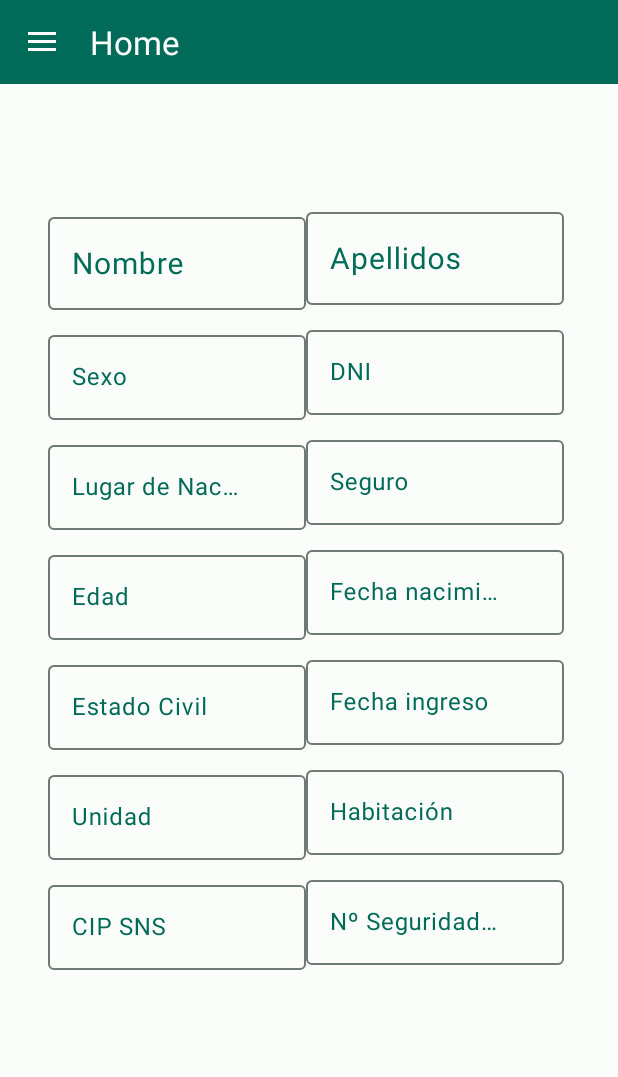
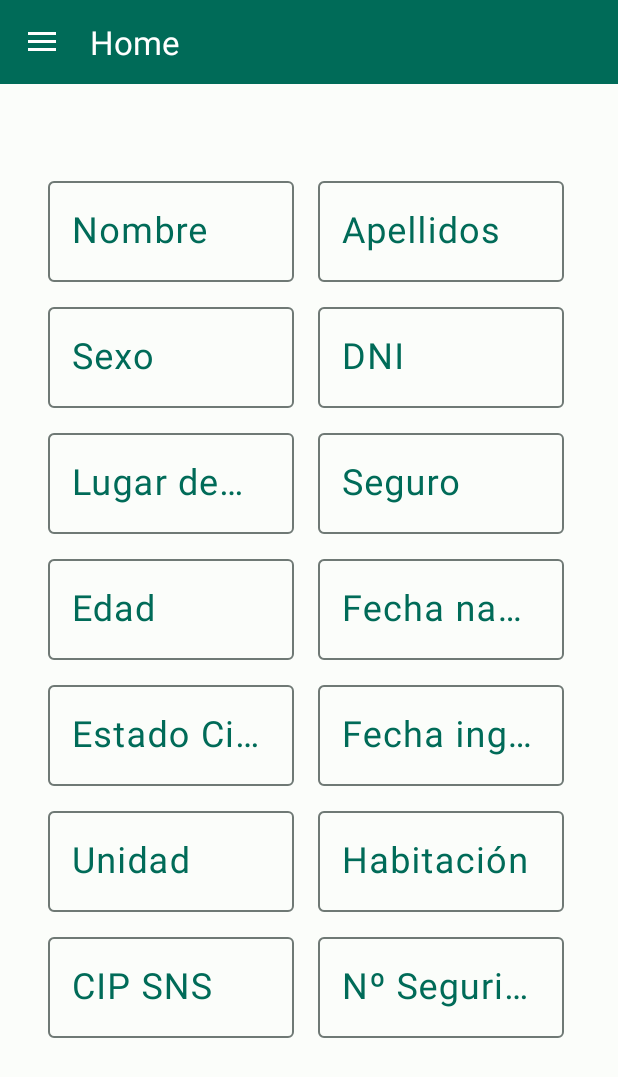
Before and after one commit to irecalfer/DiverseConnecta, an Android app: the fragment GeneralPacientesFragment placed in its activity, on a phone screen of 412 x 824 dp. Shown: the top 1077 px of the screen. Run offline under Robolectric (Android 15) with nearby library versions, the phone set to English and light mode, and no system bars; our stand-ins replace Volley; network calls fail; pictures from the network do not load.

Commit message:
Modificada distribución del layout de datos personales del paciente

```diff
--- a/app/src/main/res/layout/fragment_general_pacientes.xml
+++ b/app/src/main/res/layout/fragment_general_pacientes.xml
@@ -1,12 +1,12 @@
 <?xml version="1.0" encoding="utf-8"?>
-<androidx.constraintlayout.widget.ConstraintLayout
-    xmlns:android="http://schemas.android.com/apk/res/android"
+<androidx.constraintlayout.widget.ConstraintLayout xmlns:android="http://schemas.android.com/apk/res/android"
     xmlns:app="http://schemas.android.com/apk/res-auto"
     xmlns:tools="http://schemas.android.com/tools"
     android:id="@+id/frameLayout5"
     android:layout_width="match_parent"
     android:layout_height="match_parent"
     tools:context=".View.Home.Fragments.Pacientes.GeneralPacientesFragment">
+
     <androidx.constraintlayout.widget.Guideline
         android:id="@+id/guidelineVertIzq"
         android:layout_width="wrap_content"
@@ -39,11 +39,11 @@ app:layout_constraintGuide_end="32dp" />
         android:id="@+id/fotoPacienteDetalle"
         android:layout_width="0dp"
         android:layout_height="wrap_content"
-        android:layout_marginTop="32dp"
+        android:layout_marginTop="8dp"
         android:adjustViewBounds="true"
         android:contentDescription="@string/content_description_foto_paciente_detalle"
-        android:maxWidth="300dp"
-        android:maxHeight="300dp"
+        android:maxWidth="400dp"
+        android:maxHeight="400dp"
         android:scaleType="fitCenter"
         app:layout_constraintEnd_toStartOf="@+id/guidelineVertDer"
         app:layout_constraintStart_toEndOf="@+id/guidelineVertIzq"
@@ -62,8 +62,7 @@ app:layout_constraintGuide_end="32dp" />
         app:layout_constraintBottom_toTopOf="@id/guidelineHorBot"
         app:layout_constraintEnd_toStartOf="@id/guidelineVertDer"
         app:layout_constraintStart_toEndOf="@id/guidelineVertIzq"
-        app:layout_constraintTop_toBottomOf="@id/fotoPacienteDetalle"
-        >
+        app:layout_constraintTop_toBottomOf="@id/fotoPacienteDetalle">
 
         <androidx.constraintlayout.widget.ConstraintLayout
             android:layout_width="match_parent"
@@ -74,18 +73,18 @@ app:layout_constraintGuide_end="32dp" />
                 android:layout_width="wrap_content"
                 android:layout_height="wrap_content"
                 android:orientation="vertical"
-                app:layout_constraintGuide_percent="0.50"/>
+                app:layout_constraintGuide_percent="0.50" />
 
             <com.google.android.material.textfield.TextInputLayout
                 android:id="@+id/labelNombrePaciente"
                 android:layout_width="0dp"
                 android:layout_height="wrap_content"
                 android:layout_marginTop="8dp"
+                android:layout_marginEnd="8dp"
                 android:autoSizeMaxTextSize="100sp"
                 android:autoSizeMinTextSize="12sp"
                 android:hint="@string/nombrePacienteLabel"
                 android:textColorHint="@color/md_theme_light_surfaceTint"
-                app:autoSizeTextType="uniform"
                 app:hintTextAppearance="@style/TextLabel"
                 app:layout_constraintEnd_toStartOf="@id/guiaCentro"
                 app:layout_constraintStart_toStartOf="parent"
@@ -98,19 +97,18 @@ app:layout_constraintGuide_end="32dp" />
                     android:enabled="false"
                     android:imeOptions="actionNext"
                     android:textColor="@color/md_theme_black"
-                    android:textColorHint="@color/md_theme_black"
-                    android:textSize="20sp"
-                    app:autoSizeTextType="uniform" />
+                    android:textSize="24sp" />
             </com.google.android.material.textfield.TextInputLayout>
 
             <com.google.android.material.textfield.TextInputLayout
                 android:id="@+id/labelApellidosPaciente"
                 android:layout_width="0dp"
                 android:layout_height="wrap_content"
+                android:layout_marginStart="8dp"
                 android:layout_marginTop="8dp"
                 android:hint="@string/apellidoPacienteLabel"
                 android:textColorHint="@color/md_theme_light_surfaceTint"
-                app:hintTextAppearance="@style/TextLabelPacientes"
+                app:hintTextAppearance="@style/TextLabel"
                 app:layout_constraintEnd_toEndOf="parent"
                 app:layout_constraintStart_toEndOf="@id/guiaCentro"
                 app:layout_constraintTop_toTopOf="parent">
@@ -122,8 +120,7 @@ app:layout_constraintGuide_end="32dp" />
                     android:enabled="false"
                     android:imeOptions="actionNext"
                     android:textColor="@color/md_theme_black"
-                    android:textColorHint="@color/md_theme_black"
-                    android:textSize="20sp"
+                    android:textSize="24sp"
                     app:autoSizeTextType="uniform" />
             </com.google.android.material.textfield.TextInputLayout>
 
@@ -132,8 +129,7 @@ app:layout_constraintGuide_end="32dp" />
                 android:layout_width="0dp"
                 android:layout_height="wrap_content"
                 android:layout_marginTop="8dp"
-                android:autoSizeMaxTextSize="100sp"
-                android:autoSizeMinTextSize="12sp"
+                android:layout_marginEnd="8dp"
                 android:hint="@string/sexoPacienteLabel"
                 android:textColorHint="@color/md_theme_light_surfaceTint"
                 app:autoSizeTextType="uniform"
@@ -149,16 +145,16 @@ app:layout_constraintGuide_end="32dp" />
                     android:enabled="false"
                     android:imeOptions="actionNext"
                     android:textColor="@color/md_theme_black"
-                    android:textColorHint="@color/md_theme_black" />
+                    android:textSize="24sp"
+                    app:autoSizeTextType="uniform" />
             </com.google.android.material.textfield.TextInputLayout>
 
             <com.google.android.material.textfield.TextInputLayout
                 android:id="@+id/labelDNIPaciente"
                 android:layout_width="0dp"
                 android:layout_height="wrap_content"
+                android:layout_marginStart="8dp"
                 android:layout_marginTop="8dp"
-                android:autoSizeMaxTextSize="100sp"
-                android:autoSizeMinTextSize="12sp"
                 android:hint="@string/dniPacienteLabel"
                 android:textColorHint="@color/md_theme_light_surfaceTint"
                 app:autoSizeTextType="uniform"
@@ -174,7 +170,8 @@ app:layout_constraintGuide_end="32dp" />
                     android:enabled="false"
                     android:imeOptions="actionNext"
                     android:textColor="@color/md_theme_black"
-                    android:textColorHint="@color/md_theme_black" />
+                    android:textSize="24sp"
+                    app:autoSizeTextType="uniform" />
             </com.google.android.material.textfield.TextInputLayout>
 
             <com.google.android.material.textfield.TextInputLayout
@@ -182,8 +179,7 @@ app:layout_constraintGuide_end="32dp" />
                 android:layout_width="0dp"
                 android:layout_height="wrap_content"
                 android:layout_marginTop="8dp"
-                android:autoSizeMaxTextSize="100sp"
-                android:autoSizeMinTextSize="12sp"
+                android:layout_marginEnd="8dp"
                 android:hint="@string/lugarNacimientoPacienteLabel"
                 android:textColorHint="@color/md_theme_light_surfaceTint"
                 app:autoSizeTextType="uniform"
@@ -199,16 +195,16 @@ app:layout_constraintGuide_end="32dp" />
                     android:enabled="false"
                     android:imeOptions="actionNext"
                     android:textColor="@color/md_theme_black"
-                    android:textColorHint="@color/md_theme_black" />
+                    android:textSize="24sp"
+                    app:autoSizeTextType="uniform" />
             </com.google.android.material.textfield.TextInputLayout>
 
             <com.google.android.material.textfield.TextInputLayout
                 android:id="@+id/labelSeguroPaciente"
                 android:layout_width="0dp"
                 android:layout_height="wrap_content"
+                android:layout_marginStart="8dp"
                 android:layout_marginTop="8dp"
-                android:autoSizeMaxTextSize="100sp"
-                android:autoSizeMinTextSize="12sp"
                 android:hint="@string/seguroPacienteLabel"
                 android:textColorHint="@color/md_theme_light_surfaceTint"
                 app:autoSizeTextType="uniform"
@@ -224,7 +220,8 @@ app:layout_constraintGuide_end="32dp" />
                     android:enabled="false"
                     android:imeOptions="actionNext"
                     android:textColor="@color/md_theme_black"
-                    android:textColorHint="@color/md_theme_black" />
+                    android:textSize="24sp"
+                    app:autoSizeTextType="uniform" />
             </com.google.android.material.textfield.TextInputLayout>
 
             <com.google.android.material.textfield.TextInputLayout
@@ -232,8 +229,7 @@ app:layout_constraintGuide_end="32dp" />
                 android:layout_width="0dp"
                 android:layout_height="wrap_content"
                 android:layout_marginTop="8dp"
-                android:autoSizeMaxTextSize="100sp"
-                android:autoSizeMinTextSize="12sp"
+                android:layout_marginEnd="8dp"
                 android:hint="@string/edadPacienteLabel"
                 android:textColorHint="@color/md_theme_light_surfaceTint"
                 app:autoSizeTextType="uniform"
@@ -249,16 +245,16 @@ app:layout_constraintGuide_end="32dp" />
                     android:enabled="false"
                     android:imeOptions="actionNext"
                     android:textColor="@color/md_theme_black"
-                    android:textColorHint="@color/md_theme_black" />
+                    android:textSize="24sp"
+                    app:autoSizeTextType="uniform" />
             </com.google.android.material.textfield.TextInputLayout>
 
             <com.google.android.material.textfield.TextInputLayout
                 android:id="@+id/labelFechaNacimientoPaciente"
                 android:layout_width="0dp"
                 android:layout_height="wrap_content"
+                android:layout_marginStart="8dp"
                 android:layout_marginTop="8dp"
-                android:autoSizeMaxTextSize="100sp"
-                android:autoSizeMinTextSize="12sp"
                 android:hint="@string/FechaNacimientoPacienteLabel"
                 android:textColorHint="@color/md_theme_light_surfaceTint"
                 app:autoSizeTextType="uniform"
@@ -274,7 +270,8 @@ app:layout_constraintGuide_end="32dp" />
                     android:enabled="false"
                     android:imeOptions="actionNext"
                     android:textColor="@color/md_theme_black"
-                    android:textColorHint="@color/md_theme_black" />
+                    android:textSize="24sp"
+                    app:autoSizeTextType="uniform" />
             </com.google.android.material.textfield.TextInputLayout>
 
             <com.google.android.material.textfield.TextInputLayout
@@ -282,8 +279,7 @@ app:layout_constraintGuide_end="32dp" />
                 android:layout_width="0dp"
                 android:layout_height="wrap_content"
                 android:layout_marginTop="8dp"
-                android:autoSizeMaxTextSize="100sp"
-                android:autoSizeMinTextSize="12sp"
+                android:layout_marginEnd="8dp"
                 android:hint="@string/estadoCivilPacienteLabel"
                 android:textColorHint="@color/md_theme_light_surfaceTint"
                 app:autoSizeTextType="uniform"
@@ -299,16 +295,16 @@ app:layout_constraintGuide_end="32dp" />
                     android:enabled="false"
                     android:imeOptions="actionNext"
                     android:textColor="@color/md_theme_black"
-                    android:textColorHint="@color/md_theme_black" />
+                    android:textSize="24sp"
+                    app:autoSizeTextType="uniform" />
             </com.google.android.material.textfield.TextInputLayout>
 
             <com.google.android.material.textfield.TextInputLayout
                 android:id="@+id/labelFechaIngresoPaciente"
                 android:layout_width="0dp"
                 android:layout_height="wrap_content"
+                android:layout_marginStart="8dp"
                 android:layout_marginTop="8dp"
-                android:autoSizeMaxTextSize="100sp"
-                android:autoSizeMinTextSize="12sp"
                 android:hint="@string/FechaIngresoPacienteLabel"
                 android:textColorHint="@color/md_theme_light_surfaceTint"
                 app:autoSizeTextType="uniform"
@@ -324,7 +320,8 @@ app:layout_constraintGuide_end="32dp" />
                     android:enabled="false"
                     android:imeOptions="actionNext"
                     android:textColor="@color/md_theme_black"
-                    android:textColorHint="@color/md_theme_black" />
+                    android:textSize="24sp"
+                    app:autoSizeTextType="uniform" />
             </com.google.android.material.textfield.TextInputLayout>
 
             <com.google.android.material.textfield.TextInputLayout
@@ -332,8 +329,7 @@ app:layout_constraintGuide_end="32dp" />
                 android:layout_width="0dp"
                 android:layout_height="wrap_content"
                 android:layout_marginTop="8dp"
-                android:autoSizeMaxTextSize="100sp"
-                android:autoSizeMinTextSize="12sp"
+                android:layout_marginEnd="8dp"
                 android:hint="@string/unidadPacienteLabel"
                 android:textColorHint="@color/md_theme_light_surfaceTint"
                 app:autoSizeTextType="uniform"
@@ -349,16 +345,16 @@ app:layout_constraintGuide_end="32dp" />
                     android:enabled="false"
                     android:imeOptions="actionNext"
                     android:textColor="@color/md_theme_black"
-                    android:textColorHint="@color/md_theme_black" />
+                    android:textSize="24sp"
+                    app:autoSizeTextType="uniform" />
             </com.google.android.material.textfield.TextInputLayout>
 
             <com.google.android.material.textfield.TextInputLayout
                 android:id="@+id/labelHabitacionPaciente"
                 android:layout_width="0dp"
                 android:layout_height="wrap_content"
+                android:layout_marginStart="8dp"
                 android:layout_marginTop="8dp"
-                android:autoSizeMaxTextSize="100sp"
-                android:autoSizeMinTextSize="12sp"
                 android:hint="@string/habitacionPacienteLabel"
                 android:textColorHint="@color/md_theme_light_surfaceTint"
                 app:autoSizeTextType="uniform"
@@ -374,7 +370,8 @@ app:layout_constraintGuide_end="32dp" />
                     android:enabled="false"
                     android:imeOptions="actionNext"
                     android:textColor="@color/md_theme_black"
-                    android:textColorHint="@color/md_theme_black" />
+                    android:textSize="24sp"
+                    app:autoSizeTextType="uniform" />
             </com.google.android.material.textfield.TextInputLayout>
 
             <com.google.android.material.textfield.TextInputLayout
@@ -382,8 +379,7 @@ app:layout_constraintGuide_end="32dp" />
                 android:layout_width="0dp"
                 android:layout_height="wrap_content"
                 android:layout_marginTop="8dp"
-                android:autoSizeMaxTextSize="100sp"
-                android:autoSizeMinTextSize="12sp"
+                android:layout_marginEnd="8dp"
                 android:hint="@string/cipSnsPacienteLabel"
                 android:textColorHint="@color/md_theme_light_surfaceTint"
                 app:autoSizeTextType="uniform"
@@ -399,23 +395,23 @@ app:layout_constraintGuide_end="32dp" />
                     android:enabled="false"
                     android:imeOptions="actionNext"
                     android:textColor="@color/md_theme_black"
-                    android:textColorHint="@color/md_theme_black" />
+                    android:textSize="24sp"
+                    app:autoSizeTextType="uniform" />
             </com.google.android.material.textfield.TextInputLayout>
 
             <com.google.android.material.textfield.TextInputLayout
                 android:id="@+id/labelNumSeguridadSocialPaciente"
                 android:layout_width="0dp"
                 android:layout_height="wrap_content"
+                android:layout_marginStart="8dp"
                 android:layout_marginTop="8dp"
-                android:autoSizeMaxTextSize="100sp"
-                android:autoSizeMinTextSize="12sp"
                 android:hint="@string/numSeguridadSocialPacienteLabel"
                 android:textColorHint="@color/md_theme_light_surfaceTint"
                 app:autoSizeTextType="uniform"
                 app:hintTextAppearance="@style/TextLabel"
                 app:layout_constraintEnd_toEndOf="parent"
                 app:layout_constraintStart_toEndOf="@id/guiaCentro"
-                app:layout_constraintTop_toBottomOf="@id/labelHabitacionPaciente">
+                app:layout_constraintTop_toBottomOf="@id/labelUnidadPaciente">
 
                 <com.google.android.material.textfield.TextInputEditText
                     android:id="@+id/numSeguridadSocialPaciente"
@@ -424,20 +420,11 @@ app:layout_constraintGuide_end="32dp" />
                     android:enabled="false"
                     android:imeOptions="actionNext"
                     android:textColor="@color/md_theme_black"
-                    android:textColorHint="@color/md_theme_black" />
+                    android:textSize="24sp"
+                    app:autoSizeTextType="uniform" />
             </com.google.android.material.textfield.TextInputLayout>
 
         </androidx.constraintlayout.widget.ConstraintLayout>
     </androidx.core.widget.NestedScrollView>
 
-    <!-- Separacion -->
-
-    <!-- Separacion -->
-
-    <!-- Separacion -->
-
-    <!-- Separacion -->
-
-    <!-- Separacion -->
-
 </androidx.constraintlayout.widget.ConstraintLayout>
--- a/app/src/main/res/values/themes.xml
+++ b/app/src/main/res/values/themes.xml
@@ -43,12 +43,6 @@
         <item name="android:textStyle">bold</item>
     </style>
 
-    <style name="TextLabelPacientes" parent="TextAppearance.Design.Hint">
-        <item name="android:autoSizeTextType">uniform</item>
-        <item name="android:autoSizeMaxTextSize">24sp</item>
-        <item name="android:textStyle">bold</item>
-    </style>
-
     <style name="TextLabelInicio" parent="TextAppearance.Design.Hint">
         <item name="android:textSize">20sp</item>
         <item name="android:textStyle">bold</item>
```
Lines whose indentation alone changed are shown as unchanged.
